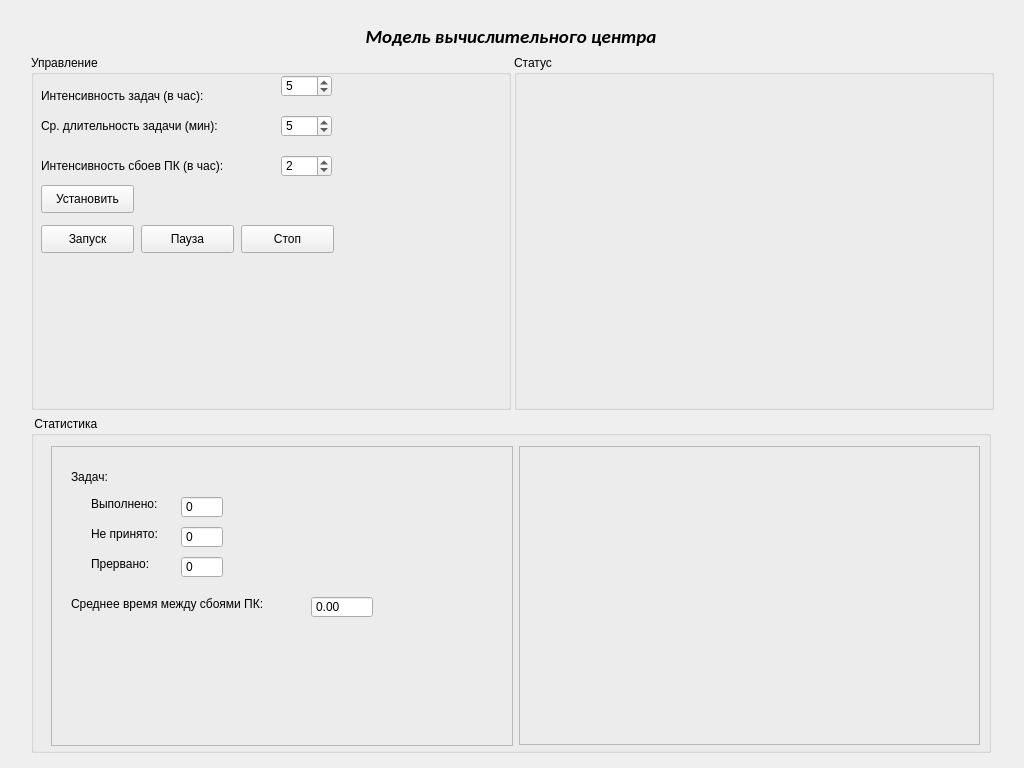
This is ccModelClient/tinterface.ui in RevanVI/ccModel as Qt 5 draws it before an edit. The edited form follows.
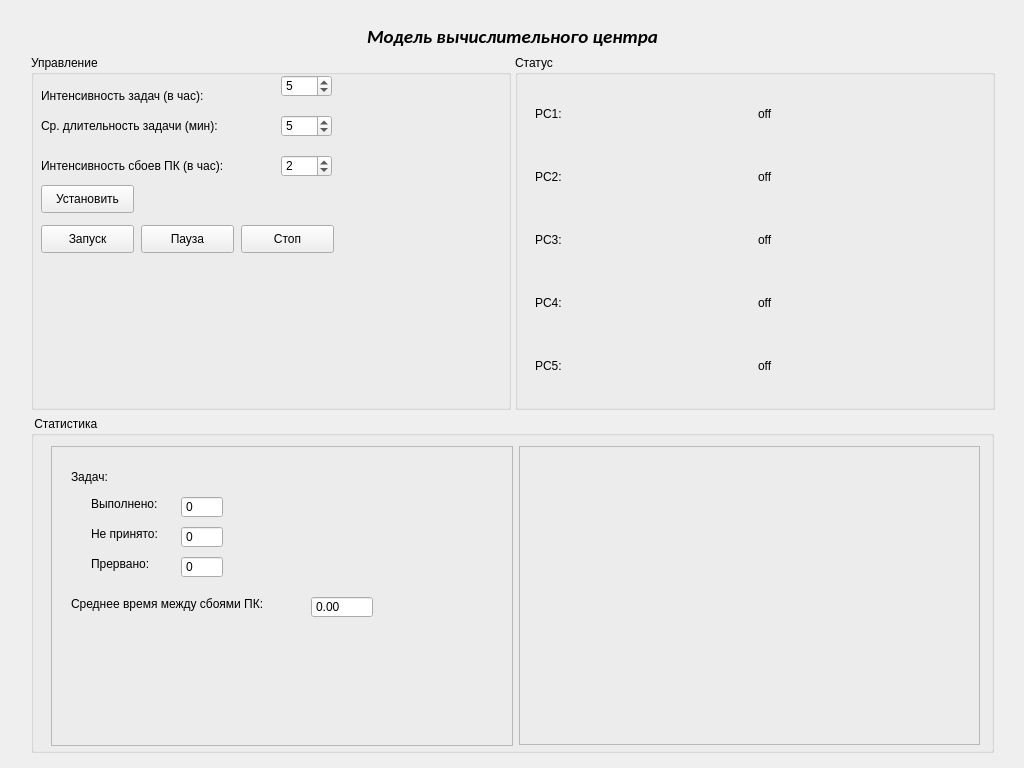
This is the edited form. Custom widgets are drawn as their Qt base class.

Commit message: done status view, detailed stat, transfer

Patch:
```diff
--- a/ccModelClient/tinterface.ui
+++ b/ccModelClient/tinterface.ui
@@ -30,7 +30,7 @@
     <rect>
      <x>0</x>
      <y>13</y>
-     <width>1022</width>
+     <width>1025</width>
      <height>751</height>
     </rect>
    </property>
@@ -279,6 +279,88 @@
         <property name="title">
          <string>Статус</string>
         </property>
+        <widget class="QWidget" name="gridLayoutWidget">
+         <property name="geometry">
+          <rect>
+           <x>9</x>
+           <y>19</y>
+           <width>461</width>
+           <height>331</height>
+          </rect>
+         </property>
+         <layout class="QGridLayout" name="gridLayout">
+          <item row="0" column="0">
+           <widget class="QLabel" name="label_6">
+            <property name="text">
+             <string>PC1:</string>
+            </property>
+           </widget>
+          </item>
+          <item row="3" column="0">
+           <widget class="QLabel" name="label_9">
+            <property name="text">
+             <string>PC4:</string>
+            </property>
+           </widget>
+          </item>
+          <item row="1" column="0">
+           <widget class="QLabel" name="label_7">
+            <property name="text">
+             <string>PC2:</string>
+            </property>
+           </widget>
+          </item>
+          <item row="4" column="0">
+           <widget class="QLabel" name="label_10">
+            <property name="text">
+             <string>PC5:</string>
+            </property>
+           </widget>
+          </item>
+          <item row="2" column="0">
+           <widget class="QLabel" name="label_8">
+            <property name="text">
+             <string>PC3:</string>
+            </property>
+           </widget>
+          </item>
+          <item row="0" column="1">
+           <widget class="QLabel" name="status0">
+            <property name="text">
+             <string>off</string>
+            </property>
+           </widget>
+          </item>
+          <item row="1" column="1">
+           <widget class="QLabel" name="status1">
+            <property name="text">
+             <string>off</string>
+            </property>
+           </widget>
+          </item>
+          <item row="2" column="1">
+           <widget class="QLabel" name="status2">
+            <property name="text">
+             <string>off</string>
+            </property>
+           </widget>
+          </item>
+          <item row="3" column="1">
+           <widget class="QLabel" name="status3">
+            <property name="text">
+             <string>off</string>
+            </property>
+           </widget>
+          </item>
+          <item row="4" column="1">
+           <widget class="QLabel" name="status4">
+            <property name="text">
+             <string>off</string>
+            </property>
+           </widget>
+          </item>
+         </layout>
+        </widget>
        </widget>
       </item>
       <item>
```
The commit also changes 5 other files.
